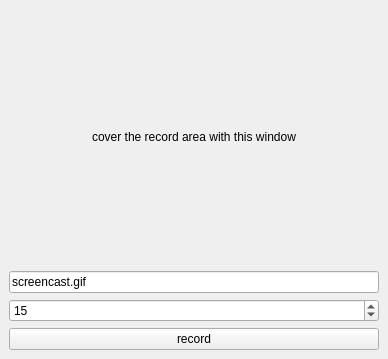
This is byzanz_gui.ui in frans-fuerst/screensnippet as Qt 5 draws it before an edit. The edited form follows.
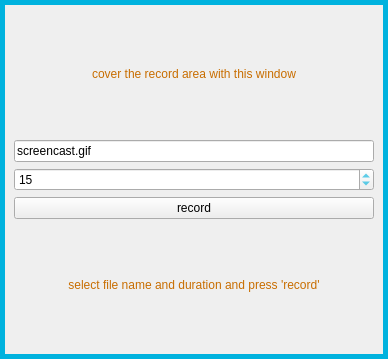
This is the edited form.

Commit message: improve ui (transparency, frame)

What changed in the file:
```diff
--- a/byzanz_gui.ui
+++ b/byzanz_gui.ui
@@ -13,10 +13,111 @@
   <property name="windowTitle">
    <string>MainWindow</string>
   </property>
+  <property name="autoFillBackground">
+   <bool>true</bool>
+  </property>
   <widget class="QWidget" name="centralwidget">
    <layout class="QVBoxLayout" name="verticalLayout">
+    <property name="leftMargin">
+     <number>0</number>
+    </property>
+    <property name="topMargin">
+     <number>0</number>
+    </property>
+    <property name="rightMargin">
+     <number>0</number>
+    </property>
+    <property name="bottomMargin">
+     <number>0</number>
+    </property>
+    <item>
+     <widget class="QFrame" name="frm_main">
+      <property name="palette">
+       <palette>
+        <active>
+         <colorrole role="WindowText">
+          <brush brushstyle="SolidPattern">
+           <color alpha="255">
+            <red>0</red>
+            <green>178</green>
+            <blue>222</blue>
+           </color>
+          </brush>
+         </colorrole>
+        </active>
+        <inactive>
+         <colorrole role="WindowText">
+          <brush brushstyle="SolidPattern">
+           <color alpha="255">
+            <red>0</red>
+            <green>178</green>
+            <blue>222</blue>
+           </color>
+          </brush>
+         </colorrole>
+        </inactive>
+        <disabled>
+         <colorrole role="WindowText">
+          <brush brushstyle="SolidPattern">
+           <color alpha="255">
+            <red>143</red>
+            <green>146</green>
+            <blue>147</blue>
+           </color>
+          </brush>
+         </colorrole>
+        </disabled>
+       </palette>
+      </property>
+      <property name="frameShape">
+       <enum>QFrame::Panel</enum>
+      </property>
+      <property name="frameShadow">
+       <enum>QFrame::Plain</enum>
+      </property>
+      <property name="lineWidth">
+       <number>5</number>
+      </property>
+      <layout class="QVBoxLayout" name="verticalLayout_2">
     <item>
      <widget class="QLabel" name="lbl_hint">
+         <property name="palette">
+          <palette>
+           <active>
+            <colorrole role="WindowText">
+             <brush brushstyle="SolidPattern">
+              <color alpha="255">
+               <red>200</red>
+               <green>109</green>
+               <blue>0</blue>
+              </color>
+             </brush>
+            </colorrole>
+           </active>
+           <inactive>
+            <colorrole role="WindowText">
+             <brush brushstyle="SolidPattern">
+              <color alpha="255">
+               <red>200</red>
+               <green>109</green>
+               <blue>0</blue>
+              </color>
+             </brush>
+            </colorrole>
+           </inactive>
+           <disabled>
+            <colorrole role="WindowText">
+             <brush brushstyle="SolidPattern">
+              <color alpha="255">
+               <red>143</red>
+               <green>146</green>
+               <blue>147</blue>
+              </color>
+             </brush>
+            </colorrole>
+           </disabled>
+          </palette>
+         </property>
       <property name="text">
        <string>cover the record area with this window</string>
       </property>
@@ -50,6 +151,56 @@
       <property name="text">
        <string>record</string>
       </property>
+        </widget>
+       </item>
+       <item>
+        <widget class="QLabel" name="label">
+         <property name="palette">
+          <palette>
+           <active>
+            <colorrole role="WindowText">
+             <brush brushstyle="SolidPattern">
+              <color alpha="255">
+               <red>200</red>
+               <green>109</green>
+               <blue>0</blue>
+              </color>
+             </brush>
+            </colorrole>
+           </active>
+           <inactive>
+            <colorrole role="WindowText">
+             <brush brushstyle="SolidPattern">
+              <color alpha="255">
+               <red>200</red>
+               <green>109</green>
+               <blue>0</blue>
+              </color>
+             </brush>
+            </colorrole>
+           </inactive>
+           <disabled>
+            <colorrole role="WindowText">
+             <brush brushstyle="SolidPattern">
+              <color alpha="255">
+               <red>143</red>
+               <green>146</green>
+               <blue>147</blue>
+              </color>
+             </brush>
+            </colorrole>
+           </disabled>
+          </palette>
+         </property>
+         <property name="text">
+          <string>select file name and duration and press 'record'</string>
+         </property>
+         <property name="alignment">
+          <set>Qt::AlignCenter</set>
+         </property>
+        </widget>
+       </item>
+      </layout>
      </widget>
     </item>
    </layout>
```
Lines whose indentation alone changed are shown as unchanged. The commit also changes 1 other file.
